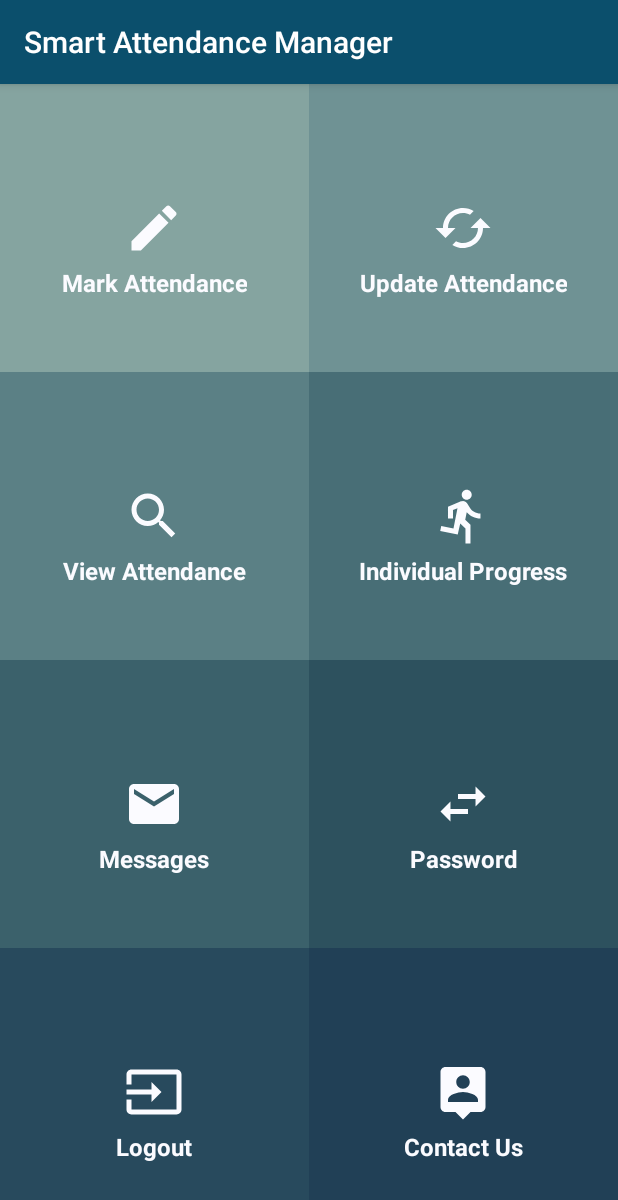
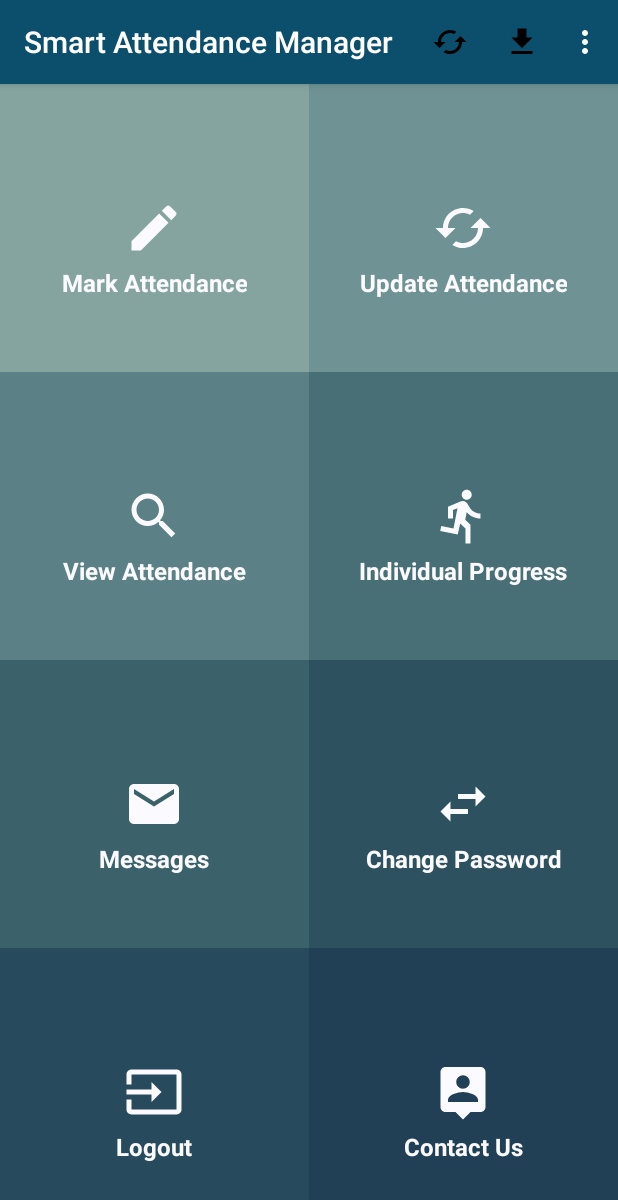
Before and after one commit to TomTonTech/sam, an Android app: the MainWindow screen opened directly, with no data from a screen before it, on a phone screen of 412 x 824 dp. Shown: the top 1200 px of the screen. Run offline under Robolectric (Android 15) with nearby library versions, the phone set to English and light mode, and no system bars.

Commit message:
added two new drawable file added new string value into strings added menu link menu to main window

```diff
--- /dev/null
+++ b/app/src/main/res/drawable/ic_download.xml
@@ -0,0 +1,9 @@
+<vector xmlns:android="http://schemas.android.com/apk/res/android"
+        android:width="24dp"
+        android:height="24dp"
+        android:viewportWidth="24.0"
+        android:viewportHeight="24.0">
+    <path
+        android:fillColor="#FF000000"
+        android:pathData="M19,9h-4V3H9v6H5l7,7 7,-7zM5,18v2h14v-2H5z"/>
+</vector>
--- /dev/null
+++ b/app/src/main/res/drawable/ic_settings.xml
@@ -0,0 +1,9 @@
+<vector xmlns:android="http://schemas.android.com/apk/res/android"
+        android:width="24dp"
+        android:height="24dp"
+        android:viewportWidth="24.0"
+        android:viewportHeight="24.0">
+    <path
+        android:fillColor="#FF000000"
+        android:pathData="M19.43,12.98c0.04,-0.32 0.07,-0.64 0.07,-0.98s-0.03,-0.66 -0.07,-0.98l2.11,-1.65c0.19,-0.15 0.24,-0.42 0.12,-0.64l-2,-3.46c-0.12,-0.22 -0.39,-0.3 -0.61,-0.22l-2.49,1c-0.52,-0.4 -1.08,-0.73 -1.69,-0.98l-0.38,-2.65C14.46,2.18 14.25,2 14,2h-4c-0.25,0 -0.46,0.18 -0.49,0.42l-0.38,2.65c-0.61,0.25 -1.17,0.59 -1.69,0.98l-2.49,-1c-0.23,-0.09 -0.49,0 -0.61,0.22l-2,3.46c-0.13,0.22 -0.07,0.49 0.12,0.64l2.11,1.65c-0.04,0.32 -0.07,0.65 -0.07,0.98s0.03,0.66 0.07,0.98l-2.11,1.65c-0.19,0.15 -0.24,0.42 -0.12,0.64l2,3.46c0.12,0.22 0.39,0.3 0.61,0.22l2.49,-1c0.52,0.4 1.08,0.73 1.69,0.98l0.38,2.65c0.03,0.24 0.24,0.42 0.49,0.42h4c0.25,0 0.46,-0.18 0.49,-0.42l0.38,-2.65c0.61,-0.25 1.17,-0.59 1.69,-0.98l2.49,1c0.23,0.09 0.49,0 0.61,-0.22l2,-3.46c0.12,-0.22 0.07,-0.49 -0.12,-0.64l-2.11,-1.65zM12,15.5c-1.93,0 -3.5,-1.57 -3.5,-3.5s1.57,-3.5 3.5,-3.5 3.5,1.57 3.5,3.5 -1.57,3.5 -3.5,3.5z"/>
+</vector>
--- a/app/src/main/res/layout/activity_main_window.xml
+++ b/app/src/main/res/layout/activity_main_window.xml
@@ -225,7 +225,7 @@
             <TextView
                 android:layout_width="wrap_content"
                 android:layout_height="wrap_content"
-                android:text="@string/password"
+                android:text="@string/change_password"
                 android:id="@+id/textView14"
                 android:layout_centerHorizontal="true"
                 android:layout_below="@+id/changepass"
--- /dev/null
+++ b/app/src/main/res/menu/activity_main_actions.xml
@@ -0,0 +1,21 @@
+<?xml version="1.0" encoding="utf-8"?>
+<menu xmlns:android="http://schemas.android.com/apk/res/android"
+    xmlns:app="http://schemas.android.com/apk/res-auto">
+    <!-- Search / will display always -->
+    <item android:id="@+id/action_sync"
+        android:icon="@drawable/ic_update"
+        android:title="@string/action_sync"
+        app:showAsAction="ifRoom"/>
+
+    <!-- Location Found -->
+    <item android:id="@+id/action_download"
+        android:icon="@drawable/ic_download"
+        android:title="@string/action_download"
+        app:showAsAction="ifRoom" />
+
+    <!-- Refresh -->
+    <item android:id="@+id/action_settings"
+        android:icon="@drawable/ic_settings"
+        android:title="@string/action_settings"
+        app:showAsAction="never" />
+</menu>
--- a/app/src/main/res/values/strings.xml
+++ b/app/src/main/res/values/strings.xml
@@ -6,6 +6,8 @@
     <string name="navigation_drawer_close">Close navigation drawer</string>
 
     <string name="action_settings">Settings</string>
+    <string name="action_sync">Sync Data To Server</string>
+    <string name="action_download">Download From Server</string>
     <string name="username">Username</string>
     <string name="login">Login</string>
     <string name="password">Password</string>
@@ -17,12 +19,16 @@
     <string name="textView_period">Period</string>
     <string name="textView_status">Status</string>
 
+    <!-- TODO: Remove or change this placeholder text -->
+
+
 
     <string name="name">Name</string>
     <string name="update_attendance">Update Attendance</string>
     <string name="mark_attendance">Mark Attendance</string>
     <string name="view_attendance">View Attendance</string>
     <string name="individual_data">Individual Progress</string>
+    <string name="change_password">Change Password</string>
     <string name="message">Messages</string>
     <string name="logout">Logout</string>
     <string name="textView_assign_class">Assign Class</string>
```
Also changed, not shown: app/src/main/java/com/example/fathima/tomton/DatabaseHelper.java (+40 -5 lines), app/src/main/java/com/example/fathima/tomton/MainWindow.java (+30 -0 lines), app/src/main/java/com/example/fathima/tomton/MarkAtt.java (+26 -5 lines), 1 other file.
